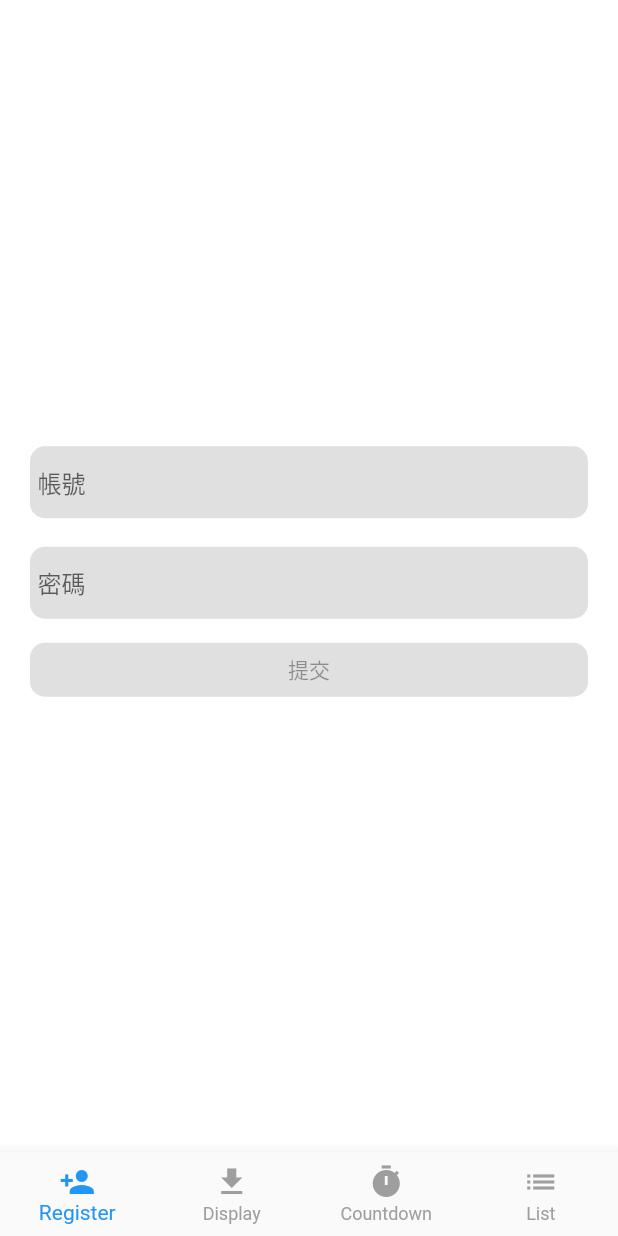
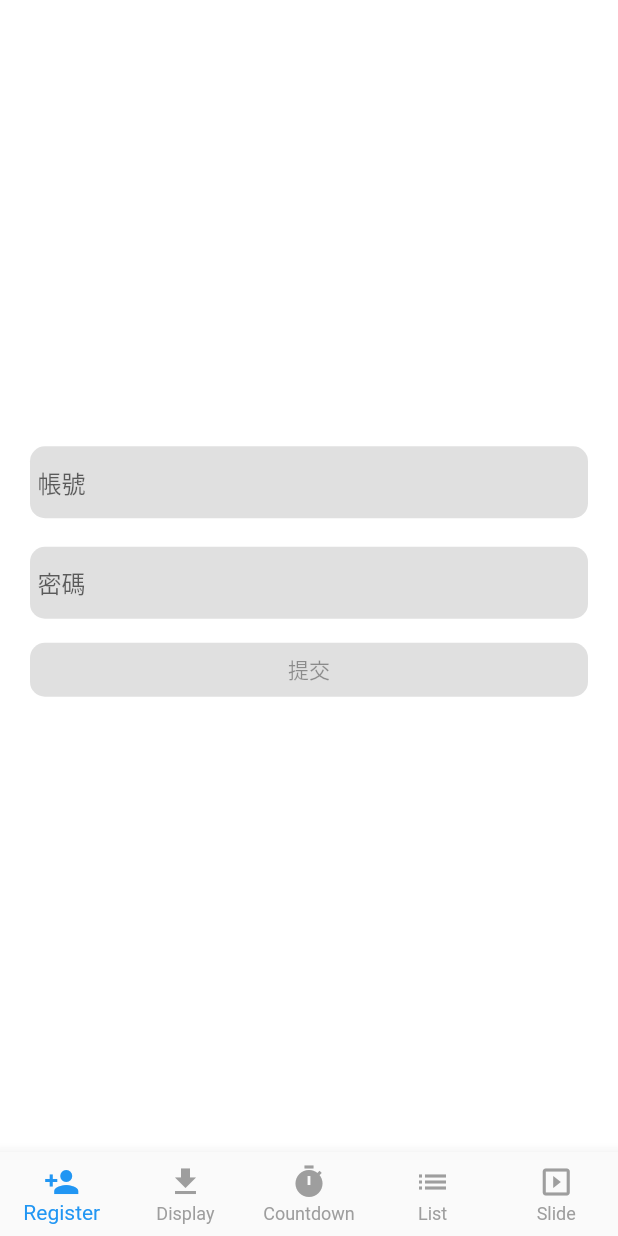
Before and after one commit to CPMoviePHil/register_bloc, a Flutter app: the screen it shows after launch, on a phone screen of 412 x 824 dp. Run offline on Flutter 3.47's test engine with Material 2 defaults, Android fonts, the phone set to English and light mode, and no system bars; our stand-ins replace bloc, cached_network_image, equatable, flutter_bloc, rxdart.

```diff
--- /dev/null
+++ b/lib/blocs/images/images_event.dart
@@ -0,0 +1,5 @@
+part of 'images_bloc.dart';
+
+abstract class ImagesEvent extends Equatable {
+  const ImagesEvent();
+}
--- a/lib/screens/mainPage.dart
+++ b/lib/screens/mainPage.dart
@@ -1,5 +1,4 @@
 import 'package:flutter/material.dart';
-import 'package:register/screens/pages/InfiniteList.dart';
 import 'package:register/screens/pages/Pages.dart';
 import 'package:register/utils/screens/class/BarItem.dart';
 import 'package:register/utils/utils.dart';
@@ -19,6 +18,7 @@ class _NavigationState extends State<NavigationScreen> {
     Display(),
     Countdown(),
     InfiniteList(),
+    PhotosSlide(),
   ];
 
   final List<BarItem> barItemList = [
@@ -37,6 +37,10 @@ class _NavigationState extends State<NavigationScreen> {
     BarItem(
       icon: Icons.list,
       itemText: "List",
+    ),
+    BarItem(
+      icon: Icons.slideshow,
+      itemText: "Slide",
     ),
   ];
 
--- a/lib/screens/pages/Pages.dart
+++ b/lib/screens/pages/Pages.dart
@@ -1,3 +1,5 @@
 export 'Display.dart';
 export 'Countdown.dart';
 export 'Register.dart';
+export 'InfiniteList.dart';
+export 'PhotosSlide.dart';
```
Also changed, not shown: lib/blocs/images/images_bloc.dart (added, +18 -0 lines), lib/blocs/images/images_state.dart (added, +10 -0 lines), lib/screens/pages/PhotosSlide.dart (added, +9 -0 lines).
